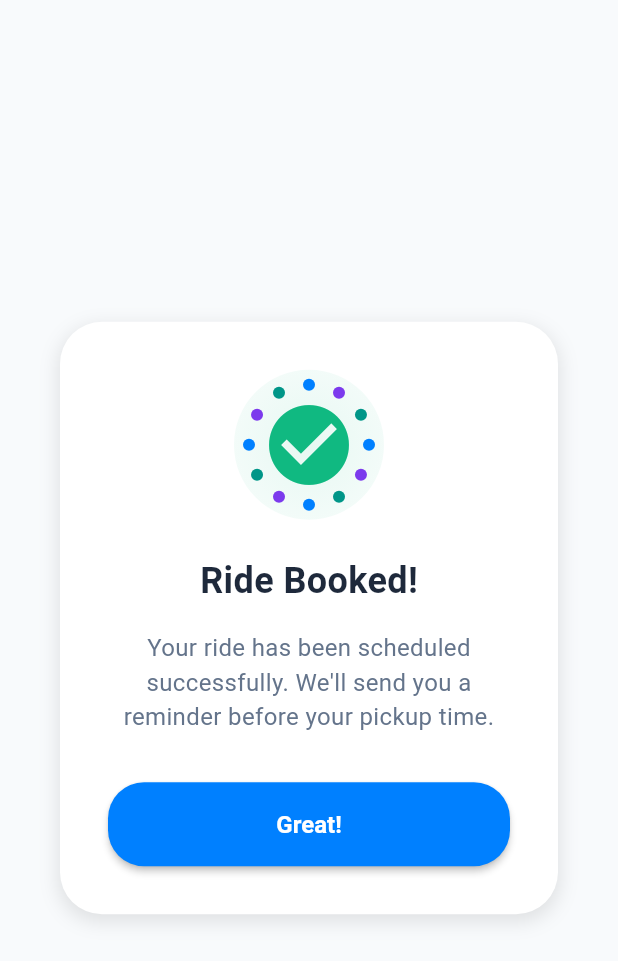
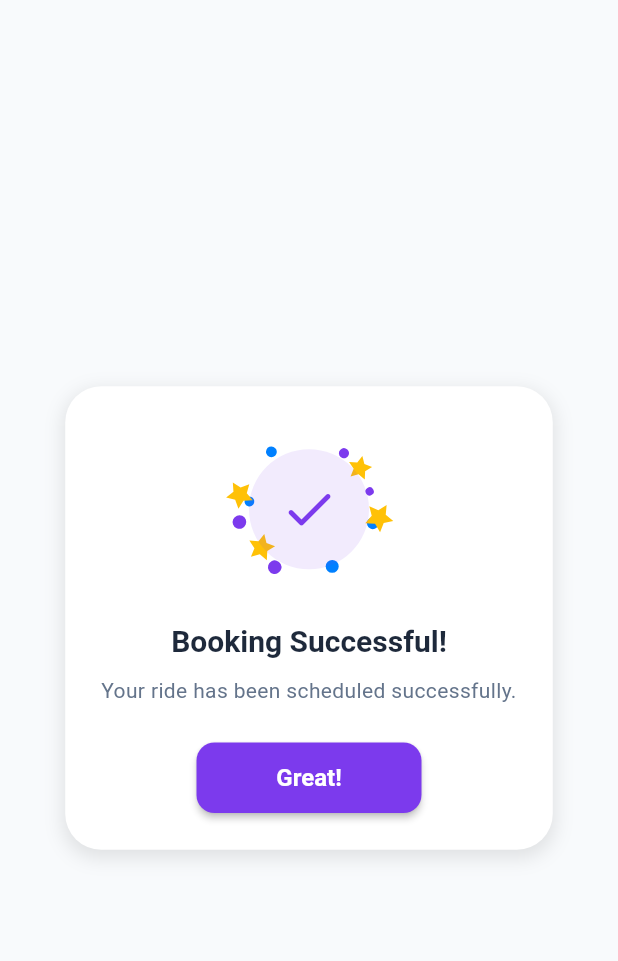
Before and after one commit to Jossyboydgenius/Healthride, a Flutter app: the BookingSuccessDialog widget shown alone on an empty page, opened directly with empty values, on a phone screen of 412 x 824 dp. Shown: the top 961 px of the screen. Run offline on Flutter 3.47's test engine with Material 3 defaults, Android fonts, the phone set to English and light mode, and no system bars; our stand-ins replace google_maps_flutter, image_picker, location; accounts and stored records are empty; Roboto replaces fonts that are missing (SF Pro Display); project files that could hold a hidden picture were left out.

Commit message:
Refactor BookingSuccessDialog to simplify animations and enhance UI. Replace confetti animation with a rotating confetti widget, update dialog dismissal logic, and improve layout for better user experience.

```diff
--- a/lib/src/widgets/home/booking_success_dialog.dart
+++ b/lib/src/widgets/home/booking_success_dialog.dart
@@ -1,9 +1,8 @@
-import 'dart:math' as math;
+import 'dart:math';
 import 'package:flutter/material.dart';
 import '../../constants/app_color.dart';
-import 'dart:async';
 
-/// Dialog to show when booking is successful
+/// Dialog shown when booking is successfully completed
 class BookingSuccessDialog extends StatefulWidget {
   /// Callback when dialog is dismissed
   final VoidCallback onDismiss;
@@ -19,63 +18,44 @@ class BookingSuccessDialog extends StatefulWidget {
 }
 
 class _BookingSuccessDialogState extends State<BookingSuccessDialog>
-    with TickerProviderStateMixin {
-  late AnimationController _scaleController;
+    with SingleTickerProviderStateMixin {
+  late AnimationController _controller;
   late Animation<double> _scaleAnimation;
-
-  late AnimationController _confettiController;
-  late Animation<double> _confettiAnimation;
-
-  // For auto-closing
-  Timer? _autoCloseTimer;
 
   @override
   void initState() {
     super.initState();
-
-    // Scale animation for the card entry
-    _scaleController = AnimationController(
-      vsync: this,
-      duration: const Duration(milliseconds: 800),
-    );
-
-    _scaleAnimation = CurvedAnimation(
-      parent: _scaleController,
-      // Use spring curve to match the Kotlin implementation
-      curve: const ElasticOutCurve(0.6),
-    );
-
-    // Confetti animation with delay
-    _confettiController = AnimationController(
+    _controller = AnimationController(
       vsync: this,
       duration: const Duration(milliseconds: 600),
     );
 
-    _confettiAnimation = CurvedAnimation(
-      parent: _confettiController,
-      // Use spring curve to match the Kotlin implementation
-      curve: const ElasticOutCurve(0.6),
-    );
+    _scaleAnimation = Tween<double>(
+      begin: 0.7,
+      end: 1.0,
+    ).animate(CurvedAnimation(
+      parent: _controller,
+      curve: Curves.elasticOut,
+    ));
 
-    // Start the scale animation immediately
-    _scaleController.forward();
+    _controller.forward();
 
-    // Start the confetti animation after a delay
-    Future.delayed(const Duration(milliseconds: 400), () {
-      _confettiController.forward();
+    // Auto-close dialog after 3 seconds
+    Future.delayed(const Duration(seconds: 3), () {
+      if (mounted) {
+        _dismissDialog();
+      }
     });
+  }
 
-    // Auto-close after 5 seconds
-    _autoCloseTimer = Timer(const Duration(seconds: 5), () {
+  void _dismissDialog() {
+    Navigator.of(context).pop();
     widget.onDismiss();
-    });
   }
 
   @override
   void dispose() {
-    _scaleController.dispose();
-    _confettiController.dispose();
-    _autoCloseTimer?.cancel();
+    _controller.dispose();
     super.dispose();
   }
 
@@ -85,18 +65,18 @@ class _BookingSuccessDialogState extends State<BookingSuccessDialog>
       backgroundColor: Colors.transparent,
       elevation: 0,
       child: AnimatedBuilder(
-        animation: _scaleController,
+        animation: _controller,
         builder: (context, child) {
           return Transform.scale(
             scale: _scaleAnimation.value,
-            child: Opacity(
-              opacity: _scaleAnimation.value.clamp(0.0, 1.0),
+            child: child,
+          );
+        },
         child: Container(
-                width: MediaQuery.of(context).size.width * 0.9,
-                padding: const EdgeInsets.all(32),
+          padding: const EdgeInsets.all(24),
           decoration: BoxDecoration(
             color: Colors.white,
-                  borderRadius: BorderRadius.circular(28),
+            borderRadius: BorderRadius.circular(24),
             boxShadow: [
               BoxShadow(
                 color: Colors.black.withOpacity(0.1),
@@ -108,98 +88,78 @@ class _BookingSuccessDialogState extends State<BookingSuccessDialog>
           ),
           child: Column(
             mainAxisSize: MainAxisSize.min,
+            mainAxisAlignment: MainAxisAlignment.center,
             children: [
-                    // Success animation container with fallback for safety
-                    AnimatedBuilder(
-                      animation: _confettiController,
-                      builder: (context, child) {
-                        return Container(
+              const SizedBox(height: 8),
+
+              // Success checkmark with confetti
+              Stack(
+                alignment: Alignment.center,
+                children: [
+                  // Rotating Confetti
+                  SizedBox(
                     width: 100,
                     height: 100,
-                          margin: const EdgeInsets.only(bottom: 24),
-                          child: Stack(
-                            alignment: Alignment.center,
-                            children: [
-                              // Success circle background
+                    child: RotatingConfetti(),
+                  ),
+
+                  // Success checkmark
                   Container(
-                                width: 100,
-                                height: 100,
+                    width: 80,
+                    height: 80,
                     decoration: BoxDecoration(
+                      color: AppColor.primaryPurple.withOpacity(0.1),
                       shape: BoxShape.circle,
-                                  gradient: RadialGradient(
-                                    colors: [
-                                      const Color(0xFF10B981).withOpacity(0.1),
-                                      const Color(0xFF10B981).withOpacity(0.05),
+                    ),
+                    child: const Icon(
+                      Icons.check_rounded,
+                      color: AppColor.primaryPurple,
+                      size: 40,
+                    ),
+                  ),
                 ],
               ),
+
+              const SizedBox(height: 24),
+
+              const Text(
+                "Booking Successful!",
+                style: TextStyle(
+                  fontSize: 20,
+                  fontWeight: FontWeight.w600,
+                  color: AppColor.textDarkBlue,
+                  letterSpacing: 0,
                 ),
               ),
 
-                              // Success icon with animation
-                              Transform.scale(
-                                scale: _confettiAnimation.value,
-                                child: const Icon(
-                                  Icons.check_circle,
-                                  color: Color(0xFF10B981),
-                                  size: 64,
+              const SizedBox(height: 8),
+
+              const Text(
+                "Your ride has been scheduled successfully.",
+                textAlign: TextAlign.center,
+                style: TextStyle(
+                  fontSize: 14,
+                  color: AppColor.textMediumGray,
                 ),
               ),
 
-                              // Confetti particles
-                              if (_confettiAnimation.value > 0)
-                                CustomPaint(
-                                  painter: ConfettiPainter(
-                                    progress: _confettiAnimation.value,
-                                  ),
-                                  size: const Size(100, 100),
-                                ),
-                            ],
-                          ),
-                        );
-                      },
-                    ),
+              const SizedBox(height: 24),
 
-                    const Text(
-                      "Ride Booked!",
-                      style: TextStyle(
-                        fontSize: 24,
-                        fontWeight: FontWeight.bold,
-                        color: AppColor.textDarkBlue,
-                      ),
-                    ),
-
-                    const SizedBox(height: 16),
-
-                    const Text(
-                      "Your ride has been scheduled successfully. We'll send you a reminder before your pickup time.",
-                      style: TextStyle(
-                        fontSize: 16,
-                        color: AppColor.textMediumGray,
-                      ),
-                      textAlign: TextAlign.center,
-                    ),
-
-                    const SizedBox(height: 32),
-
-                    // Button
-                    SizedBox(
-                      width: double.infinity,
-                      height: 56,
-                      child: ElevatedButton(
-                        onPressed: widget.onDismiss,
+              ElevatedButton(
+                onPressed: _dismissDialog,
                 style: ElevatedButton.styleFrom(
-                          backgroundColor: AppColor.primaryBlue,
+                  backgroundColor: AppColor.primaryPurple,
                   foregroundColor: Colors.white,
+                  minimumSize: const Size(150, 45),
                   shape: RoundedRectangleBorder(
-                            borderRadius: BorderRadius.circular(24),
+                    borderRadius: BorderRadius.circular(12),
                   ),
                 ),
                 child: const Text(
                   "Great!",
                   style: TextStyle(
+                    fontWeight: FontWeight.w600,
                     fontSize: 16,
-                            fontWeight: FontWeight.bold,
-                          ),
                   ),
                 ),
               ),
@@ -208,54 +168,163 @@ class _BookingSuccessDialogState extends State<BookingSuccessDialog>
         ),
       ),
     );
+  }
+}
+
+/// Widget that displays rotating confetti around the success mark
+class RotatingConfetti extends StatefulWidget {
+  const RotatingConfetti({Key? key}) : super(key: key);
+
+  @override
+  State<RotatingConfetti> createState() => _RotatingConfettiState();
+}
+
+class _RotatingConfettiState extends State<RotatingConfetti>
+    with SingleTickerProviderStateMixin {
+  late AnimationController _controller;
+  late List<ConfettiPiece> _confettiPieces;
+
+  @override
+  void initState() {
+    super.initState();
+    _controller = AnimationController(
+      vsync: this,
+      duration: const Duration(milliseconds: 4000),
+    )..repeat();
+
+    // Create confetti pieces
+    final random = Random();
+    _confettiPieces = List.generate(12, (index) {
+      return ConfettiPiece(
+        angle: index * (pi / 6), // Distribute evenly in a circle
+        distance: 40 + random.nextDouble() * 10, // Vary distance slightly
+        color: index % 3 == 0
+            ? AppColor.primaryBlue
+            : index % 3 == 1
+                ? AppColor.primaryPurple
+                : Colors.amber,
+        size: 5 + random.nextDouble() * 5,
+        rotationSpeed: 0.2 + random.nextDouble() * 0.4,
+      );
+    });
+  }
+
+  @override
+  void dispose() {
+    _controller.dispose();
+    super.dispose();
+  }
+
+  @override
+  Widget build(BuildContext context) {
+    return AnimatedBuilder(
+      animation: _controller,
+      builder: (context, child) {
+        return CustomPaint(
+          size: const Size(100, 100),
+          painter: ConfettiPainter(
+            confettiPieces: _confettiPieces,
+            progress: _controller.value,
+          ),
+        );
       },
-      ),
     );
   }
 }
 
-/// Custom painter for the confetti particles
+/// Data class for a confetti piece
+class ConfettiPiece {
+  /// Initial angle from center
+  final double angle;
+
+  /// Distance from center
+  final double distance;
+
+  /// Color of the confetti piece
+  final Color color;
+
+  /// Size of the confetti piece
+  final double size;
+
+  /// Rotation speed
+  final double rotationSpeed;
+
+  /// Creates a confetti piece
+  ConfettiPiece({
+    required this.angle,
+    required this.distance,
+    required this.color,
+    required this.size,
+    required this.rotationSpeed,
+  });
+}
+
+/// Custom painter for the rotating confetti
 class ConfettiPainter extends CustomPainter {
+  final List<ConfettiPiece> confettiPieces;
   final double progress;
 
-  ConfettiPainter({required this.progress});
+  ConfettiPainter({
+    required this.confettiPieces,
+    required this.progress,
+  });
 
   @override
   void paint(Canvas canvas, Size size) {
-    if (progress < 0.1) return;
+    final center = Offset(size.width / 2, size.height / 2);
 
-    final center = Offset(size.width / 2, size.height / 2);
-    final radius = size.width / 2;
-    final particles = 12;
-    final particleRadius = 4.0;
+    for (final piece in confettiPieces) {
+      // Calculate rotation angle based on progress and speed
+      final rotationAngle =
+          piece.angle + (progress * 2 * pi * piece.rotationSpeed);
 
-    for (int i = 0; i < particles; i++) {
-      final angle = (i * 360 / particles) * (math.pi / 180);
-      final x = center.dx + radius * 0.8 * math.cos(angle);
-      final y = center.dy + radius * 0.8 * math.sin(angle);
+      // Calculate position
+      final x = center.dx + cos(rotationAngle) * piece.distance;
+      final y = center.dy + sin(rotationAngle) * piece.distance;
 
-      final paint = Paint();
+      // Draw confetti piece
+      final paint = Paint()
+        ..color = piece.color
+        ..style = PaintingStyle.fill;
 
-      // Alternate colors for particles
-      if (i % 3 == 0) {
-        paint.color = AppColor.primaryBlue;
-      } else if (i % 3 == 1) {
-        paint.color = AppColor.primaryPurple;
+      // Create a star shape
+      canvas.save();
+      canvas.translate(x, y);
+      canvas.rotate(
+          rotationAngle * 2); // Additional rotation for the piece itself
+
+      // Draw a simple star/confetti piece
+      final path = Path();
+      if (piece.color == Colors.amber) {
+        // Star shape for gold confetti
+        for (int i = 0; i < 5; i++) {
+          final starAngle = i * 2 * pi / 5;
+          final x1 = cos(starAngle) * piece.size;
+          final y1 = sin(starAngle) * piece.size;
+          final x2 = cos(starAngle + pi / 5) * (piece.size / 2);
+          final y2 = sin(starAngle + pi / 5) * (piece.size / 2);
+
+          if (i == 0) {
+            path.moveTo(x1, y1);
           } else {
-        paint.color = Colors.teal; // Represents AccentTeal in Kotlin
+            path.lineTo(x1, y1);
+          }
+          path.lineTo(x2, y2);
+        }
+        path.close();
+      } else {
+        // Circle for colored confetti
+        path.addOval(
+            Rect.fromCircle(center: Offset.zero, radius: piece.size / 2));
       }
 
-      // Draw the particle with size scaled by progress
-      canvas.drawCircle(
-        Offset(x, y),
-        particleRadius * progress,
-        paint,
-      );
+      canvas.drawPath(path, paint);
+      canvas.restore();
     }
   }
 
   @override
-  bool shouldRepaint(covariant ConfettiPainter oldDelegate) {
+  bool shouldRepaint(ConfettiPainter oldDelegate) {
     return oldDelegate.progress != progress;
   }
 }
```
Lines whose indentation alone changed are shown as unchanged.
